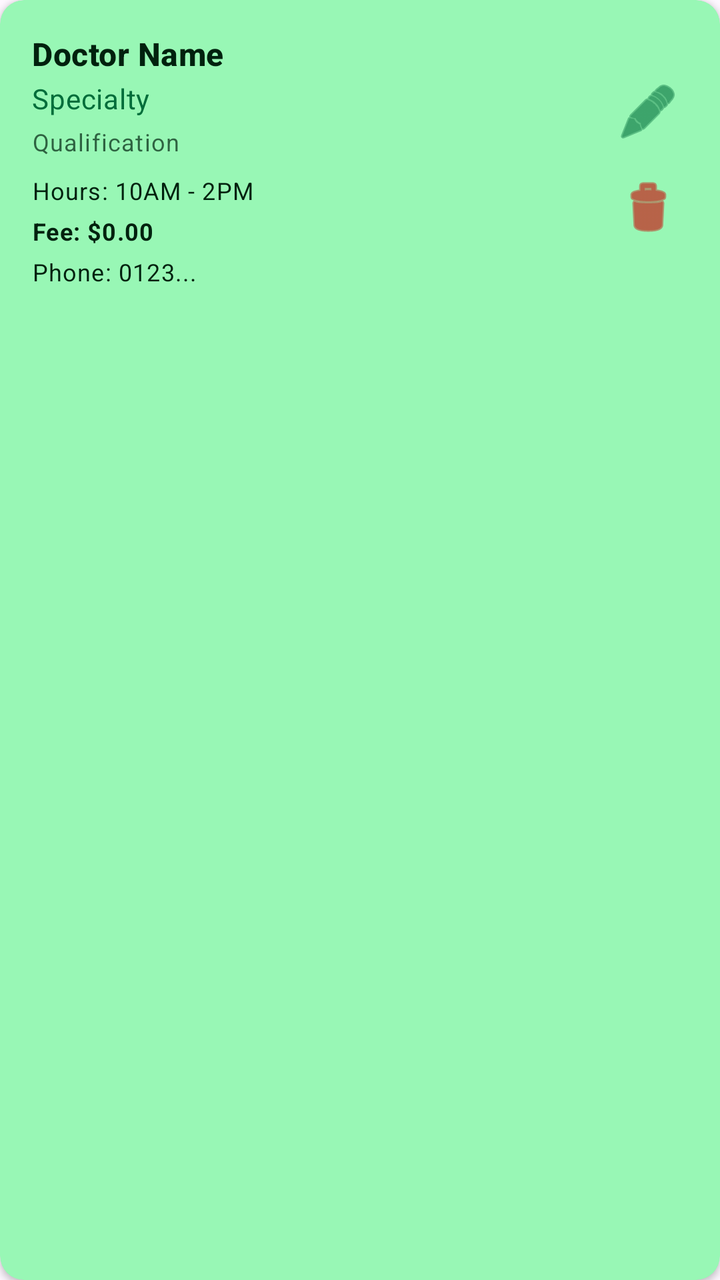
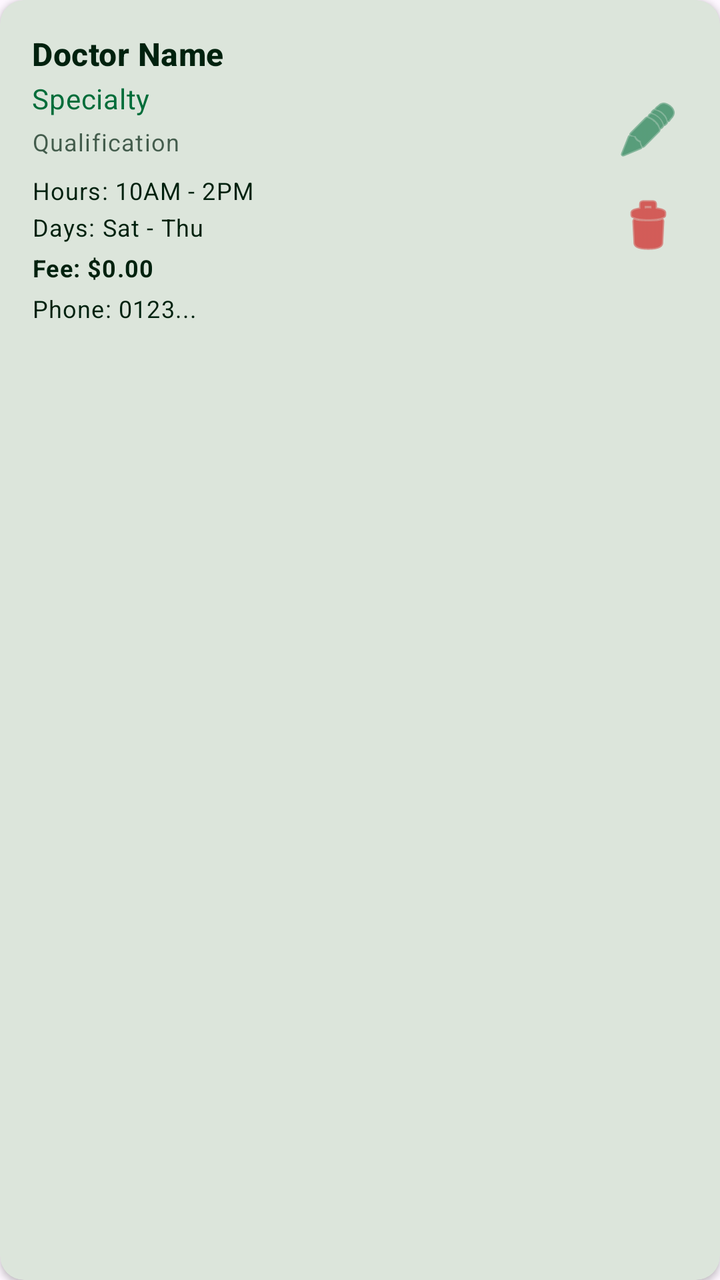

The first picture is an Android layout as it rendered before a commit; the second is the same layout after the commit. The layout source and the unified diff follow.
<!-- AndroidManifest.xml: application theme Theme.CommunityServiceDashboard -->
<!-- res/layout/item_doctor.xml -->
<?xml version="1.0" encoding="utf-8"?>
<com.google.android.material.card.MaterialCardView xmlns:android="http://schemas.android.com/apk/res/android"
    xmlns:app="http://schemas.android.com/apk/res-auto"
    android:layout_width="match_parent"
    android:layout_height="wrap_content"
    android:layout_margin="8dp"
    app:cardBackgroundColor="@color/primaryContainer"
    app:cardCornerRadius="12dp"
    app:cardElevation="2dp"
    app:strokeWidth="0dp">

    <LinearLayout
        android:layout_width="match_parent"
        android:layout_height="wrap_content"
        android:orientation="horizontal"
        android:padding="16dp">

        <LinearLayout
            android:layout_width="0dp"
            android:layout_height="wrap_content"
            android:layout_weight="1"
            android:orientation="vertical">

            <LinearLayout
                android:layout_width="match_parent"
                android:layout_height="wrap_content"
                android:gravity="center_vertical"
                android:orientation="horizontal">

                <TextView
                    android:id="@+id/tvDoctorName"
                    android:layout_width="0dp"
                    android:layout_height="wrap_content"
                    android:layout_weight="1"
                    android:text="Doctor Name"
                    android:textAppearance="@style/TextAppearance.Material3.TitleMedium"
                    android:textColor="@color/onPrimaryContainer"
                    android:textStyle="bold" />

                <TextView
                    android:id="@+id/tvPendingCount"
                    android:layout_width="wrap_content"
                    android:layout_height="wrap_content"
                    android:background="@drawable/bg_pending_badge"
                    android:paddingHorizontal="8dp"
                    android:paddingVertical="2dp"
                    android:text="0 Pending"
                    android:textColor="@color/white"
                    android:textSize="10sp"
                    android:visibility="gone" />
            </LinearLayout>

            <TextView
                android:id="@+id/tvSpecialty"
                android:layout_width="wrap_content"
                android:layout_height="wrap_content"
                android:layout_marginTop="2dp"
                android:text="Specialty"
                android:textAppearance="@style/TextAppearance.Material3.BodyMedium"
                android:textColor="@color/primary" />

            <TextView
                android:id="@+id/tvQualification"
                android:layout_width="wrap_content"
                android:layout_height="wrap_content"
                android:layout_marginTop="4dp"
                android:alpha="0.7"
                android:text="Qualification"
                android:textColor="@color/onPrimaryContainer"
                android:textAppearance="@style/TextAppearance.Material3.BodySmall" />

            <TextView
                android:id="@+id/tvVisitingHours"
                android:layout_width="wrap_content"
                android:layout_height="wrap_content"
                android:layout_marginTop="8dp"
                android:text="Hours: 10AM - 2PM"
                android:textColor="@color/onPrimaryContainer"
                android:textAppearance="@style/TextAppearance.Material3.BodySmall" />

            <TextView
                android:id="@+id/tvFee"
                android:layout_width="wrap_content"
                android:layout_height="wrap_content"
                android:layout_marginTop="4dp"
                android:text="Fee: $0.00"
                android:textColor="@color/onPrimaryContainer"
                android:textAppearance="@style/TextAppearance.Material3.BodySmall"
                android:textStyle="bold" />

            <TextView
                android:id="@+id/tvDoctorPhone"
                android:layout_width="wrap_content"
                android:layout_height="wrap_content"
                android:layout_marginTop="4dp"
                android:text="Phone: 0123..."
                android:textColor="@color/onPrimaryContainer"
                android:textAppearance="@style/TextAppearance.Material3.BodySmall" />
        </LinearLayout>

        <LinearLayout
            android:layout_width="wrap_content"
            android:layout_height="match_parent"
            android:gravity="center"
            android:orientation="vertical">

            <com.google.android.material.button.MaterialButton
                android:id="@+id/btnBookSerial"
                style="@style/Widget.Material3.Button.TonalButton"
                android:layout_width="wrap_content"
                android:layout_height="wrap_content"
                android:text="Serial Book"
                android:textSize="12sp"
                android:visibility="gone" />

            <ImageButton
                android:id="@+id/btnEdit"
                android:layout_width="40dp"
                android:layout_height="40dp"
                android:background="?attr/selectableItemBackgroundBorderless"
                android:src="@android:drawable/ic_menu_edit"
                app:tint="@color/primary" />

            <ImageButton
                android:id="@+id/btnDelete"
                android:layout_width="40dp"
                android:layout_height="40dp"
                android:layout_marginTop="8dp"
                android:background="?attr/selectableItemBackgroundBorderless"
                android:src="@android:drawable/ic_menu_delete"
                app:tint="@android:color/holo_red_dark" />
        </LinearLayout>

    </LinearLayout>

</com.google.android.material.card.MaterialCardView>
<!-- resources referenced by this layout -->
<resources>
  <color name="onPrimaryContainer">#00210E</color>
  <color name="primary">#006D3A</color>
  <color name="primaryContainer">#98F7B5</color>
  <color name="white">#FFFFFFFF</color>
  <!-- drawable bg_pending_badge (drawable) -->
  <?xml version="1.0" encoding="utf-8"?>
  <shape xmlns:android="http://schemas.android.com/apk/res/android">
      <solid android:color="#FF9800" /> 
      <corners android:radius="12dp" />
  </shape>
  <style name="Theme.CommunityServiceDashboard" parent="Base.Theme.CommunityServiceDashboard" />
  <style name="Base.Theme.CommunityServiceDashboard" parent="Theme.Material3.DayNight.NoActionBar">
          
          <item name="colorPrimary">@color/primary</item>
          <item name="colorOnPrimary">@color/onPrimary</item>
          <item name="colorPrimaryContainer">@color/primaryContainer</item>
          <item name="colorOnPrimaryContainer">@color/onPrimaryContainer</item>
  
          <item name="colorSecondary">@color/secondary</item>
          <item name="colorOnSecondary">@color/onSecondary</item>
          <item name="colorSecondaryContainer">@color/secondaryContainer</item>
          <item name="colorOnSecondaryContainer">@color/onSecondaryContainer</item>
  
          <item name="colorTertiary">@color/tertiary</item>
          <item name="colorOnTertiary">@color/onTertiary</item>
          <item name="colorTertiaryContainer">@color/tertiaryContainer</item>
          <item name="colorOnTertiaryContainer">@color/onTertiaryContainer</item>
  
          <item name="android:navigationBarColor">@color/surface</item>
          <item name="android:statusBarColor">@color/background</item>
          <item name="android:windowLightStatusBar">true</item>
      </style>
  <color name="onPrimary">#FFFFFF</color>
  <color name="secondary">#4F6354</color>
  <color name="onSecondary">#FFFFFF</color>
  <color name="secondaryContainer">#D2E8D5</color>
  <color name="onSecondaryContainer">#0C1F13</color>
  <color name="tertiary">#3B6470</color>
  <color name="onTertiary">#FFFFFF</color>
  <color name="tertiaryContainer">#BFEAF7</color>
  <color name="onTertiaryContainer">#001F27</color>
  <color name="surface">#FBFDF8</color>
  <color name="background">#FBFDF8</color>
</resources>

<!-- the commit's change to res/layout/item_doctor.xml (unified diff, before → after) -->
@@ -4,7 +4,7 @@
     android:layout_width="match_parent"
     android:layout_height="wrap_content"
     android:layout_margin="8dp"
-    app:cardBackgroundColor="@color/primaryContainer"
+    app:cardBackgroundColor="@color/surfaceVariant"
     app:cardCornerRadius="12dp"
     app:cardElevation="2dp"
     app:strokeWidth="0dp">
@@ -45,7 +45,7 @@
                     android:paddingHorizontal="8dp"
                     android:paddingVertical="2dp"
                     android:text="0 Pending"
-                    android:textColor="@color/white"
+                    android:textColor="@color/secondaryContainer"
                     android:textSize="10sp"
                     android:visibility="gone" />
             </LinearLayout>
@@ -58,6 +58,17 @@
                 android:text="Specialty"
                 android:textAppearance="@style/TextAppearance.Material3.BodyMedium"
                 android:textColor="@color/primary" />
+
+            <TextView
+                android:id="@+id/tvHealthcareName"
+                android:layout_width="wrap_content"
+                android:layout_height="wrap_content"
+                android:layout_marginTop="2dp"
+                android:text="Healthcare Center"
+                android:textAppearance="@style/TextAppearance.Material3.LabelMedium"
+                android:textColor="@color/secondary"
+                android:textStyle="italic"
+                android:visibility="gone" />
 
             <TextView
                 android:id="@+id/tvQualification"
@@ -75,6 +86,15 @@
                 android:layout_height="wrap_content"
                 android:layout_marginTop="8dp"
                 android:text="Hours: 10AM - 2PM"
+                android:textColor="@color/onPrimaryContainer"
+                android:textAppearance="@style/TextAppearance.Material3.BodySmall" />
+
+            <TextView
+                android:id="@+id/tvVisitingDays"
+                android:layout_width="wrap_content"
+                android:layout_height="wrap_content"
+                android:layout_marginTop="2dp"
+                android:text="Days: Sat - Thu"
                 android:textColor="@color/onPrimaryContainer"
                 android:textAppearance="@style/TextAppearance.Material3.BodySmall" />
 
<!-- resource entries referenced after the edit -->
@@ -2,8 +2,9 @@
 <resources>
   <color name="onPrimaryContainer">#00210E</color>
   <color name="primary">#006D3A</color>
-  <color name="primaryContainer">#98F7B5</color>
-  <color name="white">#FFFFFFFF</color>
+  <color name="secondary">#4F6354</color>
+  <color name="secondaryContainer">#D2E8D5</color>
+  <color name="surfaceVariant">#DCE5DB</color>
   <!-- drawable bg_pending_badge (drawable) -->
   <?xml version="1.0" encoding="utf-8"?>
   <shape xmlns:android="http://schemas.android.com/apk/res/android">
@@ -33,9 +34,8 @@
           <item name="android:windowLightStatusBar">true</item>
       </style>
   <color name="onPrimary">#FFFFFF</color>
-  <color name="secondary">#4F6354</color>
+  <color name="primaryContainer">#98F7B5</color>
   <color name="onSecondary">#FFFFFF</color>
-  <color name="secondaryContainer">#D2E8D5</color>
   <color name="onSecondaryContainer">#0C1F13</color>
   <color name="tertiary">#3B6470</color>
   <color name="onTertiary">#FFFFFF</color>
